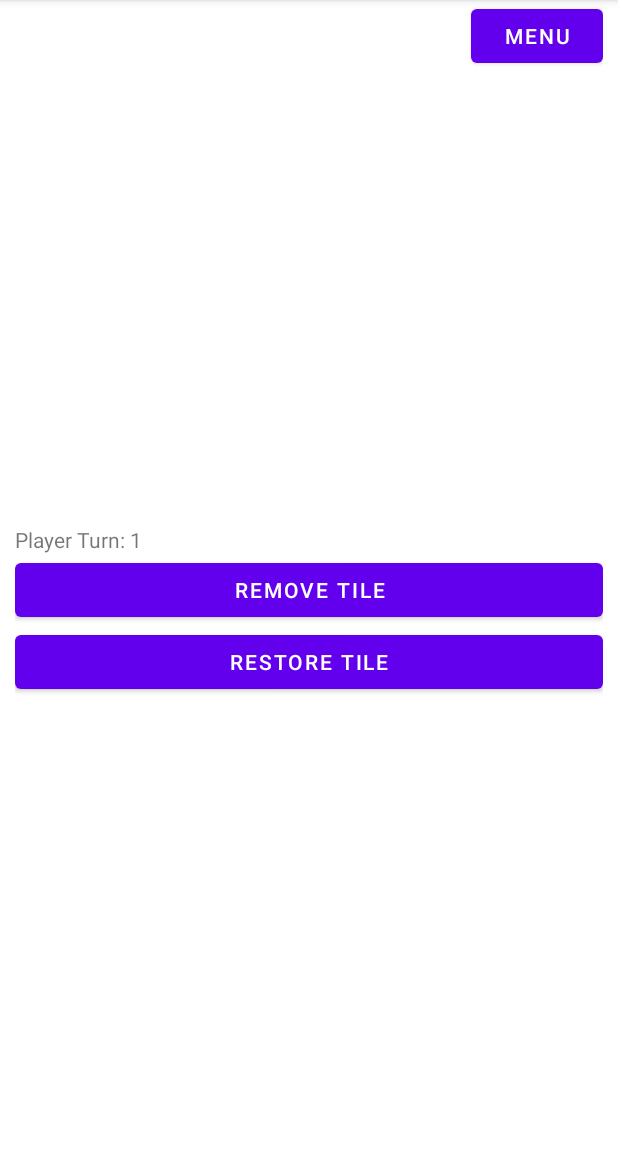
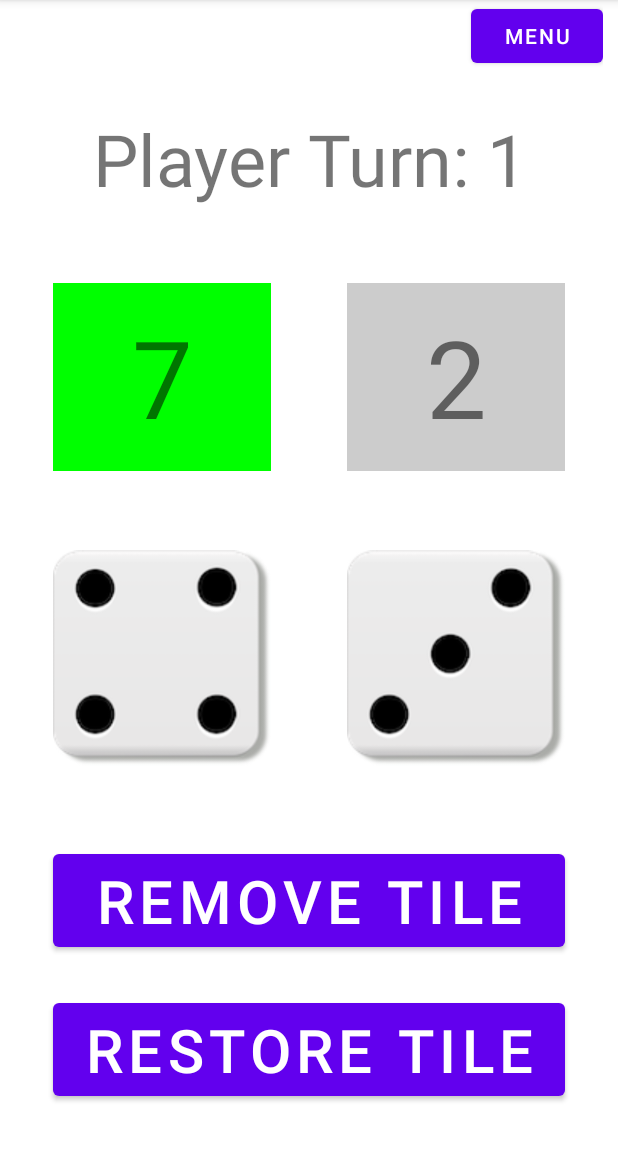
Before and after one commit to trangj/comp-4200-project, an Android app: the fragment GameOptionsFragment placed in its activity, after a tap on "REMOVE TILE", on a phone screen of 412 x 824 dp, the part 84-1236 px from its top. Run offline under Robolectric (Android 15) with nearby library versions, the light colour scheme and no system bars; 1 statement that could not run was skipped; 1 other tap on this screen came first.

Commit message:
roll die func

```diff
--- a/app/src/main/java/com/example/comp_4220_project/GameBoardFragment.java
+++ b/app/src/main/java/com/example/comp_4220_project/GameBoardFragment.java
@@ -170,7 +170,7 @@ public class GameBoardFragment extends Fragment {
         if(savedInstanceState != null) return;
         postponeEnterTransition();
         view.setBackgroundColor(Color.WHITE);
-        view.post(() -> postponeEnterTransition(3000, TimeUnit.MILLISECONDS));
+        view.post(() -> postponeEnterTransition(2000, TimeUnit.MILLISECONDS));
     }
 
 }
--- a/app/src/main/java/com/example/comp_4220_project/GameOptionsFragment.java
+++ b/app/src/main/java/com/example/comp_4220_project/GameOptionsFragment.java
@@ -9,10 +9,12 @@ import androidx.fragment.app.Fragment;
 import androidx.fragment.app.FragmentManager;
 import androidx.fragment.app.FragmentTransaction;
 
+import android.util.Log;
 import android.view.LayoutInflater;
 import android.view.View;
 import android.view.ViewGroup;
 import android.widget.Button;
+import android.widget.ImageView;
 import android.widget.TextView;
 
 import java.util.concurrent.TimeUnit;
@@ -63,6 +65,9 @@ public class GameOptionsFragment extends Fragment {
     TextView title;
     Button removeTileButton;
     Button restoreTileButton;
+    TextView player_x, player_y;
+    ImageView die_1, die_2;
+    int[] images = {R.drawable.one, R.drawable.two, R.drawable.three, R.drawable.four, R.drawable.five, R.drawable.six };
 
     @Override
     public View onCreateView(LayoutInflater inflater, ViewGroup container, Bundle savedInstanceState) {
@@ -72,16 +77,84 @@ public class GameOptionsFragment extends Fragment {
         int player_turn = ((GameActivity) getActivity()).getPlayerTurn();
         if(player_turn == 1) title.setText(R.string.text_player_1_turn);
         else title.setText(R.string.text_player_2_turn);
+
         removeTileButton = view.findViewById(R.id.removeTileButton);
         restoreTileButton = view.findViewById(R.id.restoreTileButton);
-        removeTileButton.setOnClickListener(e -> {
+
+        die_1 = (ImageView) view.findViewById(R.id.die_1_image);
+        die_2 = (ImageView) view.findViewById(R.id.die_2_image);
+        player_x = (TextView) view.findViewById(R.id.player_x_score);
+        player_y = (TextView) view.findViewById(R.id.player_y_score);
+        player_x.setBackgroundColor(Color.GREEN);
+        player_y.setBackgroundColor(Color.LTGRAY);
+        int i1 = rand_n(0, 5);
+        int i2 = rand_n(0, 5);
+
+        int x_score = 0;
+        int y_score = 0;
+
+        die_1.setImageResource(images[i1]);
+        die_2.setImageResource(images[i2]);
+
+        player_x.setText(String.valueOf(x_score));
+        player_y.setText(String.valueOf(y_score));
+
+        removeTileButton.setOnClickListener(new View.OnClickListener() {
+            int player_x_score = 0;
+            int player_y_score = 0;
+            final int[] high_roll = { 0, 0 };
+            @Override
+            public void onClick(View view) {
+                int i1 = rand_n(0, 5);
+                int i2 = rand_n(0, 5);
+                int i3 = rand_n(0, 5);
+
+                die_1.setImageResource(images[i1]);
+                die_2.setImageResource(images[i2]);
+
+                if(player_turn == 1) {
+                    player_x_score = (i1 + 1) + (i2 + 1);
+                    player_y_score = i3;
+                    high_roll[0] = player_x_score;
+                    high_roll[1] = player_y_score;
+                    player_x.setText(String.valueOf(player_x_score));
+                    player_y.setText(String.valueOf(player_y_score));
+                }
+
+                else {
+                    player_y_score = (i1 + 1) + (i2 + 1);
+                    player_x_score = i3;
+                    high_roll[0] = player_x_score;
+                    high_roll[1] = player_y_score;
+                    player_y.setText(String.valueOf(player_y_score));
+                    player_x.setText(String.valueOf(player_x_score));
+                }
+
+                Log.d("High_Roll[0]", String.valueOf(high_roll[0]));
+                Log.d("High_Roll[1]", String.valueOf(high_roll[1]));
+
+                if(high_roll[0] > high_roll[1]){
                     FragmentManager fm = getParentFragmentManager();
                     FragmentTransaction ft = fm.beginTransaction();
                     GameBoardFragment f = GameBoardFragment.newInstance("remove");
                     ft.replace(R.id.frame, f);
                     ft.addToBackStack(null);
                     ft.commit();
+                }
+
+                else {
+                    if(player_turn == 1) ((GameActivity) getActivity()).setPlayerTurn(2);
+                    else ((GameActivity) getActivity()).setPlayerTurn(1);
+                    FragmentManager fm = getParentFragmentManager();
+                    FragmentTransaction ft = fm.beginTransaction();
+                    GameOptionsFragment g = new GameOptionsFragment();
+                    ft.replace(R.id.frame, g);
+                    ft.addToBackStack(null);
+                    ft.commit();
+                }
+            }
         });
+
         restoreTileButton.setOnClickListener(e -> {
             FragmentManager fm = getParentFragmentManager();
             FragmentTransaction ft = fm.beginTransaction();
@@ -99,7 +172,7 @@ public class GameOptionsFragment extends Fragment {
         if(savedInstanceState != null) return;
         postponeEnterTransition();
         view.setBackgroundColor(Color.WHITE);
-        view.post(() -> postponeEnterTransition(3000, TimeUnit.MILLISECONDS));
+        view.post(() -> postponeEnterTransition(2000, TimeUnit.MILLISECONDS));
     }
-
+    public int rand_n(int min, int max) { return (int) ((Math.random() * (max - min)) + min); }
 }
--- a/app/src/main/java/com/example/comp_4220_project/Player1RollDieFragment.java
+++ b/app/src/main/java/com/example/comp_4220_project/Player1RollDieFragment.java
@@ -106,8 +106,6 @@ public class Player1RollDieFragment extends Fragment {
                 int i2 = rand_n(0, 5);
                 player_score = (i1 + 1) + (i2 + 1);
                 high_roll[player_turn] = player_score;
-                Log.d("Player:", String.valueOf(player_turn+1));
-                Log.d("Roll:", String.valueOf(high_roll[player_turn]));
                 if(player_turn == 0) player_x.setText(String.valueOf(player_score));
                 else player_y.setText(String.valueOf(player_score));
                 player_turn++;
--- a/app/src/main/res/layout/fragment_game_options.xml
+++ b/app/src/main/res/layout/fragment_game_options.xml
@@ -3,31 +3,95 @@
     xmlns:tools="http://schemas.android.com/tools"
     android:layout_width="match_parent"
     android:layout_height="match_parent"
+    xmlns:app="http://schemas.android.com/apk/res-auto"
     tools:context=".GameOptionsFragment">
 
-    <!-- TODO: Update blank fragment layout -->
     <LinearLayout
         android:layout_width="match_parent"
         android:layout_height="match_parent"
-        android:gravity="center"
-        android:orientation="vertical">
+        android:orientation="vertical"
+        tools:ignore="UselessParent">
 
         <TextView
             android:id="@+id/game_option_title"
             android:layout_width="match_parent"
-            android:layout_height="wrap_content" />
+            android:layout_height="wrap_content"
+            android:layout_margin="25dp"
+            android:gravity="center"
+            android:text="@string/text_player_2_turn"
+            android:textSize="48sp" />
+
+        <LinearLayout
+            android:id="@+id/score_layout"
+            android:layout_width="match_parent"
+            android:layout_height="wrap_content"
+            android:orientation="horizontal">
+
+            <TextView
+                android:id="@+id/player_x_score"
+                android:layout_width="75dp"
+                android:layout_height="125dp"
+                android:layout_margin="25dp"
+                android:layout_weight="1"
+                android:gravity="center"
+                android:textSize="72sp" />
+
+            <TextView
+                android:id="@+id/player_y_score"
+                android:layout_width="75dp"
+                android:layout_height="125dp"
+                android:layout_margin="25dp"
+                android:layout_weight="1"
+                android:gravity="center"
+                android:textSize="72sp" />
+        </LinearLayout>
+
+        <LinearLayout
+            android:id="@+id/animation_layout"
+            android:layout_width="match_parent"
+            android:layout_height="wrap_content"
+            android:orientation="horizontal">
+
+            <ImageView
+                android:id="@+id/die_1_image"
+                android:layout_width="wrap_content"
+                android:layout_height="wrap_content"
+                android:layout_margin="25dp"
+                android:layout_weight="1"
+                app:srcCompat="@drawable/one"
+                android:contentDescription="@string/text_die_one" />
+
+            <ImageView
+                android:id="@+id/die_2_image"
+                android:layout_width="wrap_content"
+                android:layout_height="wrap_content"
+                android:layout_margin="25dp"
+                android:layout_weight="1"
+                app:srcCompat="@drawable/one"
+                android:contentDescription="@string/text_die_two" />
+        </LinearLayout>
 
         <Button
             android:id="@+id/removeTileButton"
             android:layout_width="match_parent"
             android:layout_height="wrap_content"
-            android:text="Remove Tile" />
+            android:layout_margin="25dp"
+            android:text="@string/remove_tile"
+            android:textSize="40sp"
+            tools:ignore="VisualLintButtonSize" />
 
         <Button
             android:id="@+id/restoreTileButton"
             android:layout_width="match_parent"
             android:layout_height="wrap_content"
-            android:text="Restore Tile" />
+            android:layout_marginLeft="25dp"
+            android:layout_marginRight="25dp"
+            android:text="@string/text_restore_tile"
+            android:textSize="40sp"
+            tools:ignore="VisualLintButtonSize" />
+
     </LinearLayout>
 
+
+
 </FrameLayout>
--- a/app/src/main/res/layout/fragment_player1_roll_die.xml
+++ b/app/src/main/res/layout/fragment_player1_roll_die.xml
@@ -58,8 +58,12 @@
                 android:layout_height="wrap_content"
                 android:layout_margin="25dp"
                 android:layout_weight="1"
+                android:adjustViewBounds="true"
+                android:contentDescription="@string/text_die_one"
+                android:cropToPadding="false"
+                android:visibility="visible"
                 app:srcCompat="@drawable/one"
-                android:contentDescription="@string/text_die_one" />
+                tools:visibility="visible" />
 
             <ImageView
                 android:id="@+id/die_2_image"
@@ -67,8 +71,11 @@
                 android:layout_height="wrap_content"
                 android:layout_margin="25dp"
                 android:layout_weight="1"
+                android:adjustViewBounds="true"
+                android:contentDescription="@string/text_die_two"
+                android:visibility="visible"
                 app:srcCompat="@drawable/one"
-                android:contentDescription="@string/text_die_two" />
+                tools:visibility="visible" />
         </LinearLayout>
 
         <Button
```
Also changed, not shown: app/src/main/res/drawable/five.png, app/src/main/res/drawable/four.png, app/src/main/res/drawable/one.png, app/src/main/res/drawable/six.png, app/src/main/res/drawable/three.png, app/src/main/res/drawable/two.png. Lines whose indentation alone changed are shown as unchanged.
